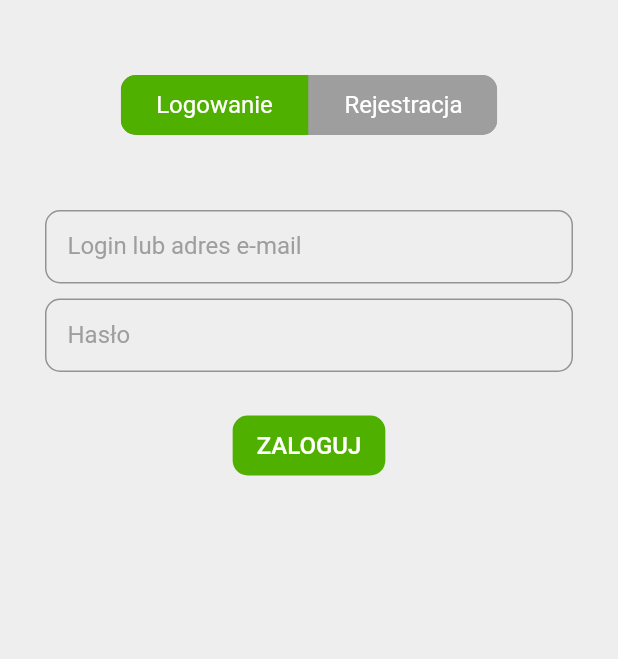
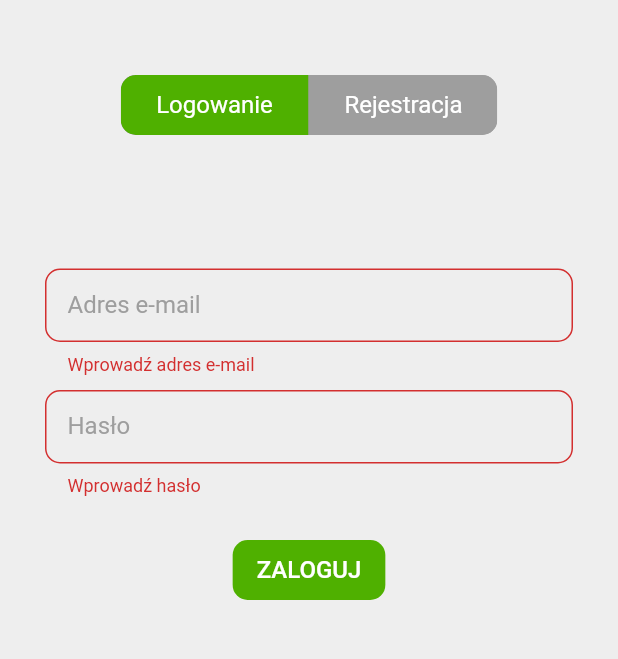
Before and after one commit to odolczykd/Flutter-Grocery-Scanner, a Flutter app: the screen it shows after launch, after a tap on "ZALOGUJ", on a phone screen of 412 x 824 dp, the part 234-893 px from its top. Run offline on Flutter 3.47's test engine with Material 2 defaults, Android fonts, the light colour scheme and no system bars; drawn by our look-alikes of toggle_switch; our stand-ins replace email_validator, firebase_auth, firebase_core, flutter_spinkit; accounts and stored records are empty.

Commit message:
Login + Register with Email & Password

```diff
--- a/lib/screens/auth/login.dart
+++ b/lib/screens/auth/login.dart
@@ -1,8 +1,8 @@
+import 'package:email_validator/email_validator.dart';
 import 'package:flutter/material.dart';
-import 'package:font_awesome_flutter/font_awesome_flutter.dart';
 import 'package:grocery_scanner/screens/auth/shared/login_register_text_field.dart';
 import 'package:grocery_scanner/services/auth.dart';
-import 'package:toggle_switch/toggle_switch.dart';
+import 'package:grocery_scanner/shared/colors.dart';
 
 class Login extends StatefulWidget {
   const Login({super.key});
@@ -13,25 +13,58 @@ class Login extends StatefulWidget {
 
 class _LoginState extends State<Login> {
   final AuthService _auth = AuthService();
+  final _formKey = GlobalKey<FormState>();
 
-  // Colors
-  static const Color green = Color(0xFF4FB000);
+  // Form Field Values
+  String email = "";
+  String password = "";
+
+  String formErrorMessage = "";
 
   @override
   Widget build(BuildContext context) {
     return Form(
+        key: _formKey,
         child: Column(
           children: [
-        const LoginRegisterTextField(
-            labelText: "Login lub adres e-mail",
+            Text(
+              formErrorMessage,
+              style: const TextStyle(color: red, fontSize: 16.0),
+            ),
+            const SizedBox(height: 20.0),
+            LoginRegisterTextField(
+                callback: (val) => setState(() => email = val),
+                labelText: "Adres e-mail",
                 color: green,
-            obscureText: false),
+                obscureText: false,
+                validator: (val) {
+                  if (val!.isEmpty) {
+                    return "Wprowadź adres e-mail";
+                  } else if (!EmailValidator.validate(val)) {
+                    return "Wprowadź poprawny adres e-mail";
+                  } else {
+                    return null;
+                  }
+                }),
             const SizedBox(height: 10.0),
-        const LoginRegisterTextField(
-            labelText: "Hasło", color: green, obscureText: true),
+            LoginRegisterTextField(
+              callback: (val) => setState(() => password = val),
+              labelText: "Hasło",
+              color: green,
+              obscureText: true,
+              validator: (val) => val!.isEmpty ? "Wprowadź hasło" : null,
+            ),
             const SizedBox(height: 25.0),
             FilledButton(
-          onPressed: () {},
+              onPressed: () async {
+                if (_formKey.currentState!.validate()) {
+                  dynamic result = _auth.signIn(email, password);
+                  if (result == null) {
+                    setState(() =>
+                        formErrorMessage = "Błędny adres e-mail lub hasło");
+                  }
+                }
+              },
               style: ButtonStyle(
                   elevation: const MaterialStatePropertyAll(0.0),
                   backgroundColor: const MaterialStatePropertyAll(green),
--- a/lib/screens/auth/shared/login_register_text_field.dart
+++ b/lib/screens/auth/shared/login_register_text_field.dart
@@ -1,28 +1,35 @@
 import 'package:flutter/material.dart';
+import 'package:grocery_scanner/shared/colors.dart';
 
 class LoginRegisterTextField extends StatelessWidget {
   final String labelText;
   final Color color;
   final bool obscureText;
+  final String? Function(String?) validator;
+  Function? callback;
 
-  const LoginRegisterTextField(
-      {super.key,
-      required this.labelText,
-      required this.color,
-      required this.obscureText});
+  LoginRegisterTextField({
+    super.key,
+    this.callback,
+    required this.labelText,
+    required this.color,
+    required this.obscureText,
+    required this.validator,
+  });
 
   @override
   Widget build(BuildContext context) {
     return TextFormField(
-      cursorColor: Colors.black,
+      validator: validator,
+      cursorColor: black,
       obscureText: obscureText,
       decoration: InputDecoration(
-        fillColor: Colors.grey,
+        fillColor: grey,
         labelText: labelText,
         contentPadding: const EdgeInsets.all(15.0),
-        labelStyle: const TextStyle(color: Colors.grey),
+        labelStyle: const TextStyle(color: grey),
         border: OutlineInputBorder(
-          borderSide: const BorderSide(color: Colors.grey, width: 2.0),
+          borderSide: const BorderSide(color: grey, width: 2.0),
           borderRadius: BorderRadius.circular(10.0),
         ),
         focusedBorder: OutlineInputBorder(
@@ -30,7 +37,7 @@ class LoginRegisterTextField extends StatelessWidget {
             borderRadius: BorderRadius.circular(10.0)),
         focusColor: color,
       ),
-      onChanged: (value) {},
+      onChanged: (val) => callback != null ? callback!(val) : null,
     );
   }
 }
--- a/lib/shared/colors.dart
+++ b/lib/shared/colors.dart
@@ -6,3 +6,4 @@ const Color grey = Colors.grey;
 const Color greyBg = Color(0xFFEEEEEE);
 const Color green = Color(0xFF4FB000);
 const Color orange = Color(0xFFEF6C00);
+const Color red = Color(0xFFD32F2F);
--- a/pubspec.yaml
+++ b/pubspec.yaml
@@ -42,6 +42,7 @@ dependencies:
   toggle_switch: ^2.1.0
   font_awesome_flutter: ^10.5.0
   flutter_spinkit: ^5.2.0
+  email_validator: ^2.1.17
 
 dev_dependencies:
   flutter_test:
```
Also changed, not shown: lib/screens/auth/register.dart (+82 -16 lines), lib/services/auth.dart (+24 -2 lines), pubspec.lock. Lines whose indentation alone changed are shown as unchanged.
